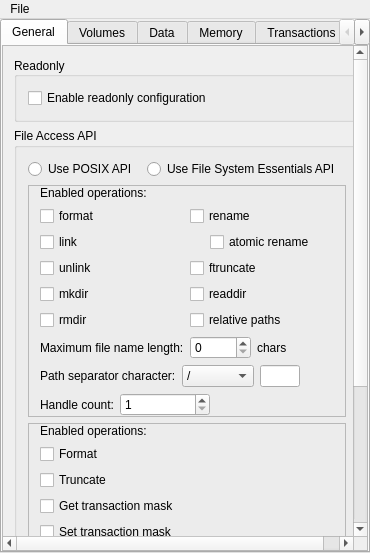
Old version of the form tools/config/ui/configwindow.ui in the repository tuxera/reliance-edge.
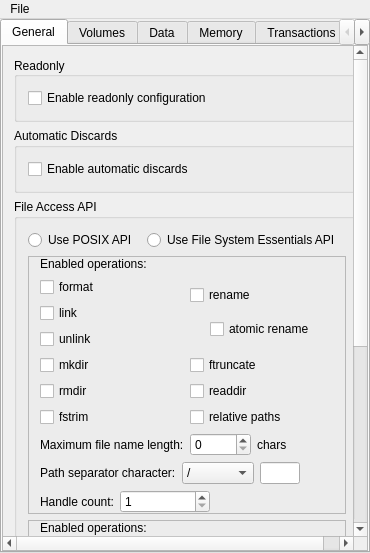
New version of the form. Custom widgets are drawn as their Qt base class.

Diff of the .ui file:
```diff
--- a/tools/config/ui/configwindow.ui
+++ b/tools/config/ui/configwindow.ui
@@ -68,8 +68,8 @@
             <rect>
              <x>0</x>
              <y>0</y>
-             <width>345</width>
-             <height>614</height>
+             <width>350</width>
+             <height>790</height>
             </rect>
            </property>
            <layout class="QVBoxLayout" name="verticalLayout_11">
@@ -107,6 +107,53 @@
               </layout>
              </widget>
             </item>
+            <item>
+             <widget class="QGroupBox" name="gbAutomaticDiscards">
+              <property name="layoutDirection">
+               <enum>Qt::LeftToRight</enum>
+              </property>
+              <property name="title">
+               <string>Automatic Discards</string>
+              </property>
+              <layout class="QHBoxLayout" name="horizontalLayout_23">
+               <item>
+                <widget class="QCheckBox" name="cbAutomaticDiscards">
+                 <property name="layoutDirection">
+                  <enum>Qt::LeftToRight</enum>
+                 </property>
+                 <property name="text">
+                  <string>Enable automatic discards</string>
+                 </property>
+                </widget>
+               </item>
+               <item>
+                <widget class="WarningBtn" name="wbtnAutomaticDiscards" native="true">
+                 <property name="sizePolicy">
+                  <sizepolicy hsizetype="Fixed" vsizetype="Ignored">
+                   <horstretch>0</horstretch>
+                   <verstretch>0</verstretch>
+                  </sizepolicy>
+                 </property>
+                 <property name="minimumSize">
+                  <size>
+                   <width>0</width>
+                   <height>0</height>
+                  </size>
+                 </property>
+                 <property name="maximumSize">
+                  <size>
+                   <width>18</width>
+                   <height>16777215</height>
+                  </size>
+                 </property>
+                 <property name="layoutDirection">
+                  <enum>Qt::LeftToRight</enum>
+                 </property>
+                </widget>
+               </item>
+              </layout>
+             </widget>
+            </item>
             <item>
              <widget class="QGroupBox" name="gbApi">
               <property name="sizePolicy">
@@ -293,6 +340,42 @@
                         </item>
                        </layout>
                       </item>
+                      <item>
+                       <layout class="QHBoxLayout" name="horizontalLayout_8">
+                        <item>
+                         <widget class="QCheckBox" name="cbPosixFstrim">
+                          <property name="toolTip">
+                           <string>&lt;html&gt;&lt;head/&gt;&lt;body&gt;&lt;p&gt;&lt;span style=&quot; font-weight:600;&quot;&gt;What it means:&lt;/span&gt; This setting determines whether the red_fstrim() API will be available.  Enabling this setting implicitly enables the block device discard mechanism.&lt;/p&gt;&lt;p&gt;&lt;span style=&quot; font-weight:600;&quot;&gt;Guidance:&lt;/span&gt; If you plan to delete directories in your application, enable this setting; otherwise, disable it to reduce code size. red_rmdir() shares most of its code with red_unlink(), so the difference in code size is small unless both APIs are enabled or disabled.&lt;/p&gt;&lt;/body&gt;&lt;/html&gt;</string>
+                          </property>
+                          <property name="text">
+                           <string>fstrim</string>
+                          </property>
+                         </widget>
+                        </item>
+                        <item>
+                         <widget class="WarningBtn" name="wbtnFstrim" native="true">
+                          <property name="sizePolicy">
+                           <sizepolicy hsizetype="Fixed" vsizetype="Ignored">
+                            <horstretch>0</horstretch>
+                            <verstretch>0</verstretch>
+                           </sizepolicy>
+                          </property>
+                          <property name="minimumSize">
+                           <size>
+                            <width>0</width>
+                            <height>0</height>
+                           </size>
+                          </property>
+                          <property name="maximumSize">
+                           <size>
+                            <width>18</width>
+                            <height>16777215</height>
+                           </size>
+                          </property>
+                         </widget>
+                        </item>
+                       </layout>
+                      </item>
                      </layout>
                     </item>
                     <item>
```
Left out of the diff: 23 changed lines with no effect on the pictures.
